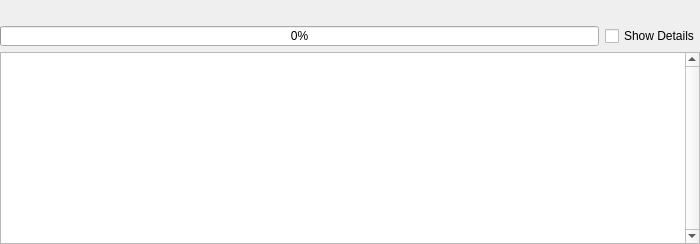
The window that companion/src/progresswidget.ui (opentx/opentx) describes before a commit, drawn with Qt 5.
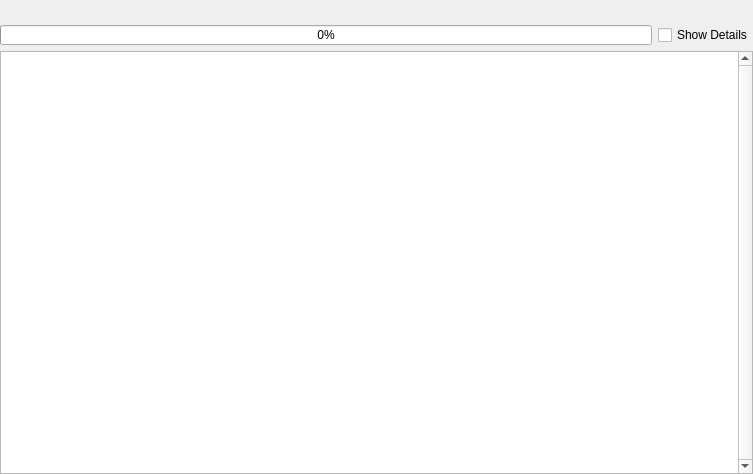
The same window after the commit.

Patch:
```diff
--- a/companion/src/progresswidget.ui
+++ b/companion/src/progresswidget.ui
@@ -9,26 +9,26 @@
    <rect>
     <x>0</x>
     <y>0</y>
-    <width>700</width>
-    <height>244</height>
+    <width>753</width>
+    <height>474</height>
    </rect>
   </property>
   <property name="sizePolicy">
-   <sizepolicy hsizetype="Preferred" vsizetype="Minimum">
+   <sizepolicy hsizetype="Expanding" vsizetype="Expanding">
     <horstretch>0</horstretch>
     <verstretch>0</verstretch>
    </sizepolicy>
   </property>
   <property name="minimumSize">
    <size>
-    <width>700</width>
+    <width>650</width>
     <height>0</height>
    </size>
   </property>
-  <property name="windowTitle">
-   <string>Form</string>
-  </property>
-  <layout class="QVBoxLayout" name="verticalLayout">
+  <layout class="QVBoxLayout" name="verticalLayout" stretch="0,0,1,0">
+   <property name="spacing">
+    <number>6</number>
+   </property>
    <property name="leftMargin">
     <number>0</number>
    </property>
@@ -43,17 +43,39 @@
    </property>
    <item>
     <widget class="QLabel" name="info">
+     <property name="sizePolicy">
+      <sizepolicy hsizetype="Preferred" vsizetype="Maximum">
+       <horstretch>0</horstretch>
+       <verstretch>0</verstretch>
+      </sizepolicy>
+     </property>
      <property name="text">
       <string/>
      </property>
     </widget>
    </item>
    <item>
+    <widget class="QWidget" name="widget" native="true">
     <layout class="QHBoxLayout" name="horizontalLayout" stretch="1,0">
+      <property name="spacing">
+       <number>6</number>
+      </property>
+      <property name="leftMargin">
+       <number>0</number>
+      </property>
+      <property name="topMargin">
+       <number>0</number>
+      </property>
+      <property name="rightMargin">
+       <number>0</number>
+      </property>
+      <property name="bottomMargin">
+       <number>0</number>
+      </property>
      <item>
       <widget class="QProgressBar" name="progressBar">
        <property name="sizePolicy">
-        <sizepolicy hsizetype="Preferred" vsizetype="Preferred">
+         <sizepolicy hsizetype="Preferred" vsizetype="Maximum">
          <horstretch>0</horstretch>
          <verstretch>0</verstretch>
         </sizepolicy>
@@ -77,22 +99,23 @@
       </widget>
      </item>
     </layout>
+    </widget>
    </item>
    <item>
-    <widget class="QPlainTextEdit" name="textEdit">
+    <widget class="QTextEdit" name="textEdit">
      <property name="enabled">
       <bool>true</bool>
      </property>
      <property name="sizePolicy">
-      <sizepolicy hsizetype="Preferred" vsizetype="Preferred">
+      <sizepolicy hsizetype="Expanding" vsizetype="Expanding">
        <horstretch>0</horstretch>
        <verstretch>0</verstretch>
       </sizepolicy>
      </property>
      <property name="minimumSize">
       <size>
-       <width>600</width>
-       <height>100</height>
+       <width>0</width>
+       <height>350</height>
       </size>
      </property>
      <property name="font">
@@ -101,32 +124,40 @@
        <pointsize>10</pointsize>
       </font>
      </property>
-     <property name="lineWidth">
-      <number>80</number>
-     </property>
-     <property name="midLineWidth">
-      <number>80</number>
-     </property>
      <property name="verticalScrollBarPolicy">
       <enum>Qt::ScrollBarAlwaysOn</enum>
      </property>
      <property name="horizontalScrollBarPolicy">
       <enum>Qt::ScrollBarAsNeeded</enum>
      </property>
-     <property name="lineWrapMode">
-      <enum>QPlainTextEdit::NoWrap</enum>
+     <property name="undoRedoEnabled">
+      <bool>false</bool>
      </property>
-     <property name="readOnly">
-      <bool>true</bool>
-     </property>
-     <property name="plainText">
-      <string/>
+     <property name="html">
+      <string notr="true">&lt;!DOCTYPE HTML PUBLIC &quot;-//W3C//DTD HTML 4.0//EN&quot; &quot;http://www.w3.org/TR/REC-html40/strict.dtd&quot;&gt;
+&lt;html&gt;&lt;head&gt;&lt;meta name=&quot;qrichtext&quot; content=&quot;1&quot; /&gt;&lt;style type=&quot;text/css&quot;&gt;
+p, li { white-space: pre-wrap; }
+&lt;/style&gt;&lt;/head&gt;&lt;body style=&quot; font-family:'Courier'; font-size:10pt; font-weight:400; font-style:normal;&quot;&gt;
+&lt;p style=&quot;-qt-paragraph-type:empty; margin-top:0px; margin-bottom:0px; margin-left:0px; margin-right:0px; -qt-block-indent:0; text-indent:0px;&quot;&gt;&lt;br /&gt;&lt;/p&gt;&lt;/body&gt;&lt;/html&gt;</string>
      </property>
      <property name="textInteractionFlags">
       <set>Qt::TextSelectableByMouse</set>
      </property>
     </widget>
    </item>
+   <item>
+    <spacer name="verticalSpacer">
+     <property name="orientation">
+      <enum>Qt::Vertical</enum>
+     </property>
+     <property name="sizeHint" stdset="0">
+      <size>
+       <width>20</width>
+       <height>0</height>
+      </size>
+     </property>
+    </spacer>
+   </item>
   </layout>
  </widget>
  <resources/>
```
Left out of the diff: 4 changed lines with no effect on the pictures. Lines whose indentation alone changed are shown as unchanged.
